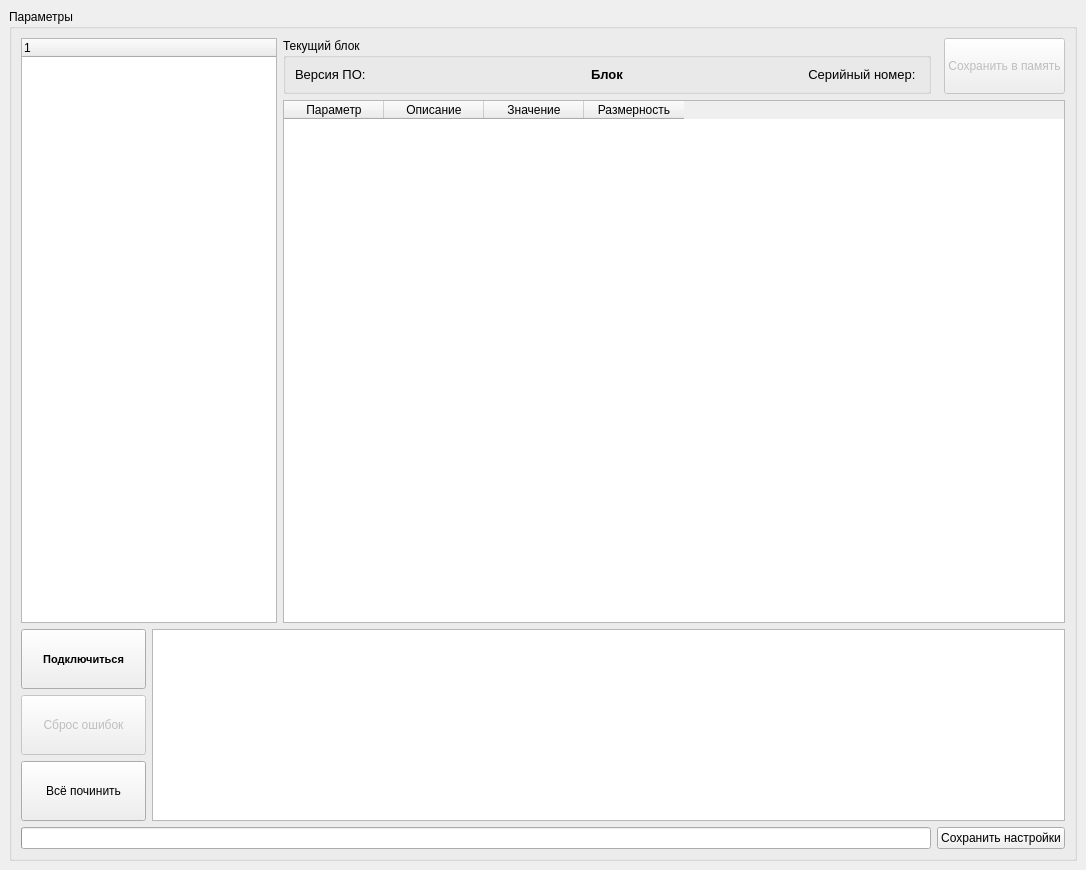
Old version of the form VMU_monitor_v2.ui in the repository hochu-leto/EVIS.
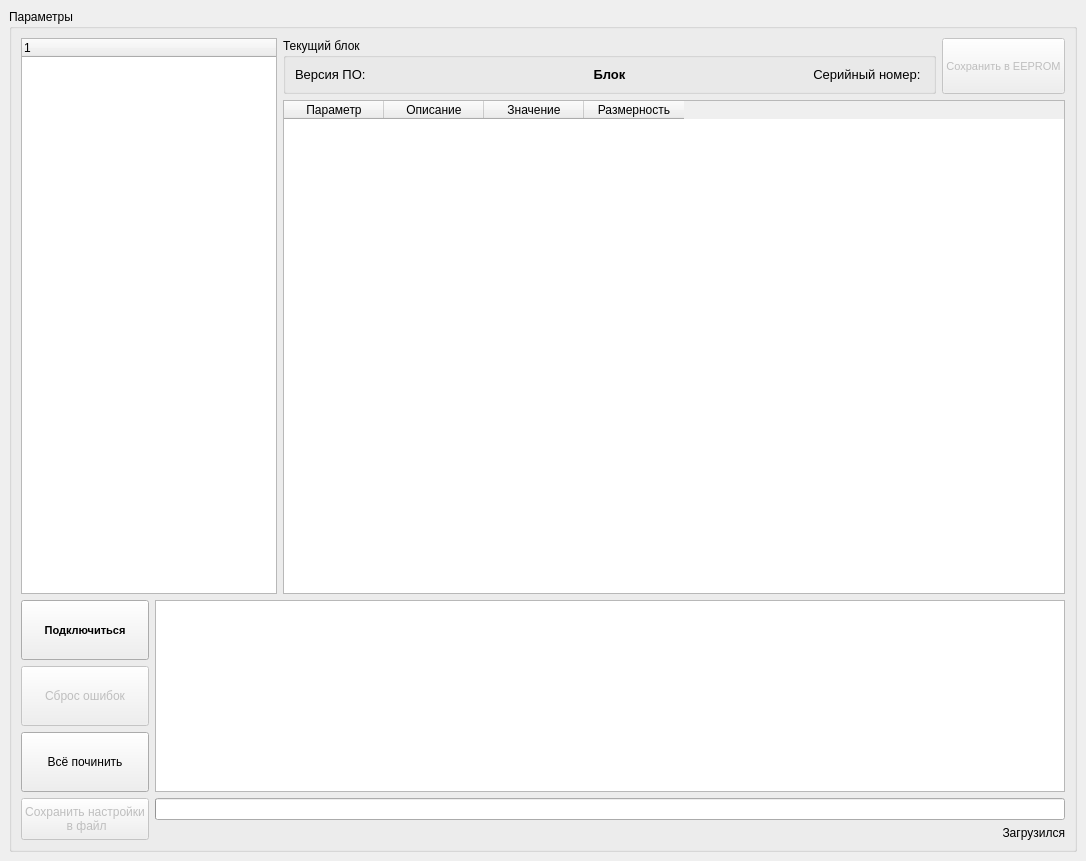
New version of the form.

What changed in the file:
```diff
--- a/VMU_monitor_v2.ui
+++ b/VMU_monitor_v2.ui
@@ -7,7 +7,7 @@
     <x>0</x>
     <y>0</y>
     <width>1086</width>
-    <height>870</height>
+    <height>861</height>
    </rect>
   </property>
   <property name="sizePolicy">
@@ -57,7 +57,7 @@
           <item>
            <widget class="QLabel" name="node_fm_lab">
             <property name="sizePolicy">
-             <sizepolicy hsizetype="Preferred" vsizetype="Expanding">
+             <sizepolicy hsizetype="Minimum" vsizetype="Expanding">
               <horstretch>0</horstretch>
               <verstretch>0</verstretch>
              </sizepolicy>
@@ -75,7 +75,7 @@
           <item>
            <widget class="QLabel" name="node_name_lab">
             <property name="sizePolicy">
-             <sizepolicy hsizetype="Preferred" vsizetype="Expanding">
+             <sizepolicy hsizetype="Minimum" vsizetype="Expanding">
               <horstretch>0</horstretch>
               <verstretch>0</verstretch>
              </sizepolicy>
@@ -98,7 +98,7 @@
           <item>
            <widget class="QLabel" name="node_s_n_lab">
             <property name="sizePolicy">
-             <sizepolicy hsizetype="Preferred" vsizetype="Expanding">
+             <sizepolicy hsizetype="Minimum" vsizetype="Expanding">
               <horstretch>0</horstretch>
               <verstretch>0</verstretch>
              </sizepolicy>
@@ -119,6 +119,16 @@
          </layout>
         </widget>
        </item>
+       <item row="2" column="1" rowspan="3" colspan="3">
+        <widget class="QTextBrowser" name="errors_browser">
+         <property name="sizePolicy">
+          <sizepolicy hsizetype="MinimumExpanding" vsizetype="Minimum">
+           <horstretch>0</horstretch>
+           <verstretch>0</verstretch>
+          </sizepolicy>
+         </property>
+        </widget>
+       </item>
        <item row="1" column="2" colspan="2">
         <widget class="QTableWidget" name="vmu_param_table">
          <property name="enabled">
@@ -187,16 +197,6 @@
          </property>
         </widget>
        </item>
-       <item row="2" column="1" rowspan="3" colspan="3">
-        <widget class="QTextBrowser" name="errors_browser">
-         <property name="sizePolicy">
-          <sizepolicy hsizetype="MinimumExpanding" vsizetype="Minimum">
-           <horstretch>0</horstretch>
-           <verstretch>0</verstretch>
-          </sizepolicy>
-         </property>
-        </widget>
-       </item>
        <item row="3" column="0">
         <widget class="QPushButton" name="reset_faults">
          <property name="enabled">
@@ -213,32 +213,6 @@
          </property>
         </widget>
        </item>
-       <item row="5" column="0" colspan="3">
-        <widget class="QProgressBar" name="node_nsme_pbar">
-         <property name="value">
-          <number>0</number>
-         </property>
-         <property name="textVisible">
-          <bool>false</bool>
-         </property>
-         <property name="invertedAppearance">
-          <bool>false</bool>
-         </property>
-        </widget>
-       </item>
-       <item row="5" column="3">
-        <widget class="QPushButton" name="save_to_file_btn">
-         <property name="sizePolicy">
-          <sizepolicy hsizetype="Maximum" vsizetype="Fixed">
-           <horstretch>0</horstretch>
-           <verstretch>0</verstretch>
-          </sizepolicy>
-         </property>
-         <property name="text">
-          <string>Сохранить настройки</string>
-         </property>
-        </widget>
-       </item>
        <item row="0" column="0" rowspan="2" colspan="2">
         <widget class="QTreeWidget" name="nodes_tree">
          <property name="sizePolicy">
@@ -254,6 +228,19 @@
          </column>
         </widget>
        </item>
+       <item row="4" column="0">
+        <widget class="QPushButton" name="pushButton">
+         <property name="sizePolicy">
+          <sizepolicy hsizetype="Minimum" vsizetype="Preferred">
+           <horstretch>0</horstretch>
+           <verstretch>0</verstretch>
+          </sizepolicy>
+         </property>
+         <property name="text">
+          <string>Всё починить</string>
+         </property>
+        </widget>
+       </item>
        <item row="0" column="3">
         <widget class="QPushButton" name="save_eeprom_btn">
          <property name="enabled">
@@ -265,24 +252,73 @@
            <verstretch>0</verstretch>
           </sizepolicy>
          </property>
+         <property name="font">
+          <font>
+           <pointsize>8</pointsize>
+          </font>
+         </property>
          <property name="layoutDirection">
           <enum>Qt::RightToLeft</enum>
          </property>
          <property name="text">
-          <string>Сохранить в память</string>
+          <string>Сохранить в EEPROM</string>
          </property>
         </widget>
        </item>
-       <item row="4" column="0">
-        <widget class="QPushButton" name="pushButton">
+       <item row="5" column="0" rowspan="2">
+        <widget class="QPushButton" name="save_to_file_btn">
+         <property name="enabled">
+          <bool>false</bool>
+         </property>
          <property name="sizePolicy">
-          <sizepolicy hsizetype="Minimum" vsizetype="Preferred">
+          <sizepolicy hsizetype="Maximum" vsizetype="Minimum">
            <horstretch>0</horstretch>
            <verstretch>0</verstretch>
           </sizepolicy>
          </property>
          <property name="text">
-          <string>Всё починить</string>
+          <string>Сохранить настройки 
+ в файл</string>
+         </property>
+        </widget>
+       </item>
+       <item row="5" column="1" colspan="3">
+        <widget class="QProgressBar" name="node_nsme_pbar">
+         <property name="value">
+          <number>0</number>
+         </property>
+         <property name="textVisible">
+          <bool>false</bool>
+         </property>
+         <property name="invertedAppearance">
+          <bool>false</bool>
+         </property>
+        </widget>
+       </item>
+       <item row="6" column="1" colspan="3">
+        <widget class="QLabel" name="log_lbl">
+         <property name="sizePolicy">
+          <sizepolicy hsizetype="Preferred" vsizetype="Preferred">
+           <horstretch>0</horstretch>
+           <verstretch>0</verstretch>
+          </sizepolicy>
+         </property>
+         <property name="font">
+          <font>
+           <pointsize>9</pointsize>
+          </font>
+         </property>
+         <property name="layoutDirection">
+          <enum>Qt::LeftToRight</enum>
+         </property>
+         <property name="frameShape">
+          <enum>QFrame::NoFrame</enum>
+         </property>
+         <property name="text">
+          <string>Загрузился</string>
+         </property>
+         <property name="alignment">
+          <set>Qt::AlignRight|Qt::AlignTrailing|Qt::AlignVCenter</set>
          </property>
         </widget>
        </item>
```
